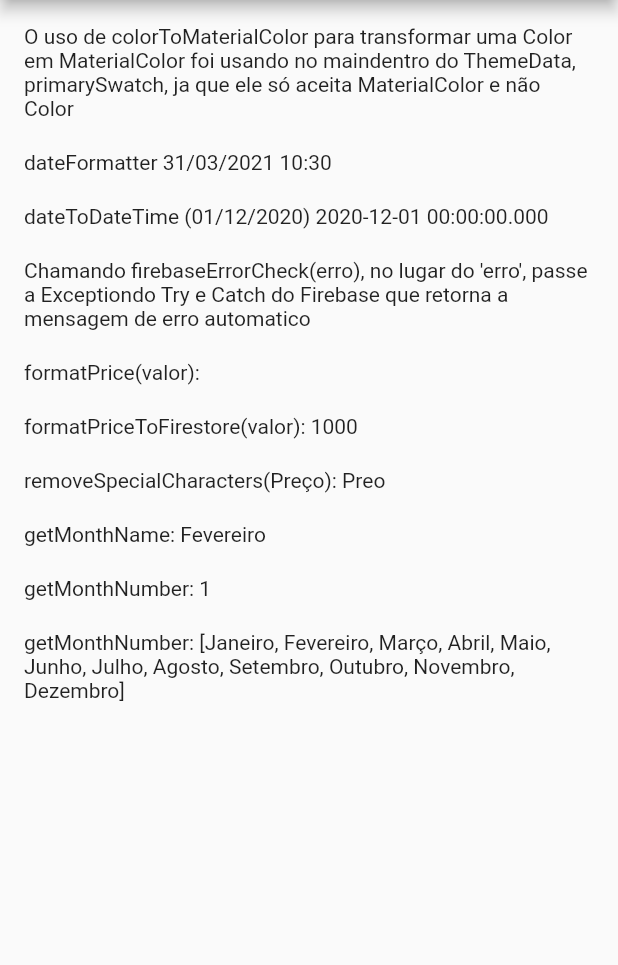
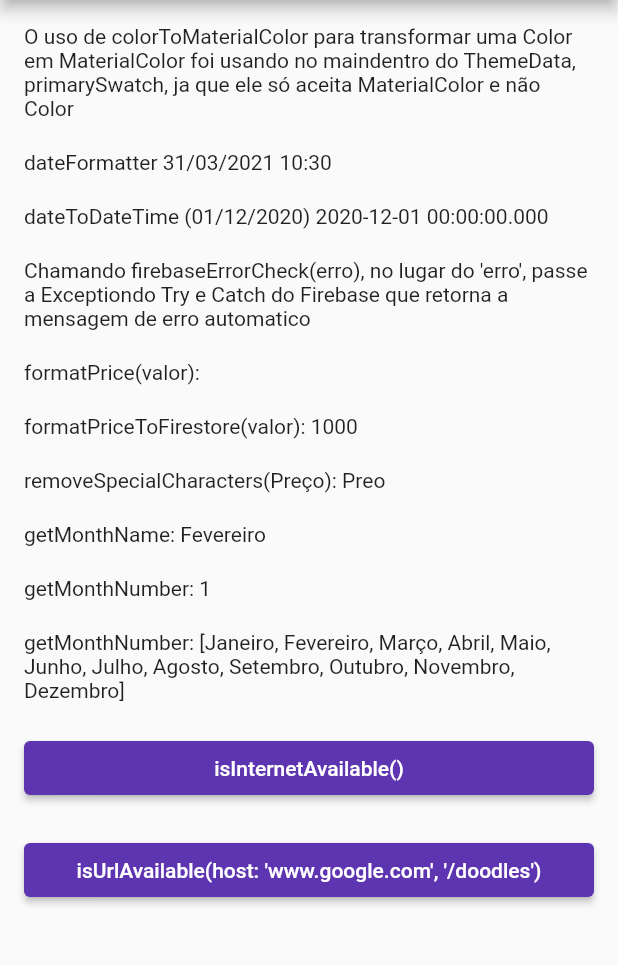
Before and after one commit to d-apps/djalma_util, a Flutter app: the screen it shows after launch, on a phone screen of 412 x 824 dp, the part 84-1049 px from its top. Run offline on Flutter 3.47's test engine with Material 2 defaults, Android fonts, the phone set to English and light mode, and no system bars; missing offline and left inert: money2.

Commit message:
## [1.6.7] - Adicionado método InternetConnection.isInternetAvailable(host, path).

```diff
--- a/example/lib/main.dart
+++ b/example/lib/main.dart
@@ -95,6 +95,33 @@ class _MyHomePageState extends State<MyHomePage> {
 
               Text("getMonthNumber: ${getMonths()}"),
 
+              spaceBetween(),
+
+              ElevatedButton(
+                child: Text("isInternetAvailable()"),
+                onPressed: () async{
+
+                  final res = await InternetConnection.isInternetAvailable();
+                  print(res);
+
+                },
+              ),
+
+              spaceBetween(),
+
+              ElevatedButton(
+                child: Text("isUrlAvailable(host: 'www.google.com', '/doodles')"),
+                onPressed: () async {
+
+                  final res = await InternetConnection.isUrlAvailable(
+                      'www.google.com', '/doodles'
+                  );
+
+                  print(res);
+
+                },
+              ),
+
             ],
           ),
         ),
--- a/pubspec.yaml
+++ b/pubspec.yaml
@@ -1,6 +1,6 @@
 name: djalmautil
 description: Package to help calling common methods in projects.
-version: 1.5.7
+version: 1.6.7
 homepage: https://github.com/d-apps/djalma_util
 
 environment:
@@ -11,6 +11,7 @@ dependencies:
   intl: ">=0.16.1 <1.0.0"
   money2: ">=1.3.0 <3.0.0"
   get: ">=3.0.0 <4.0.0"
+  http: ">=0.13.1 <1.0.0"
 
   flutter:
     sdk: flutter
```
Also changed, not shown: lib/src/internet_connection.dart (+32 -29 lines), example/pubspec.lock, pubspec.lock, 2 other files.
